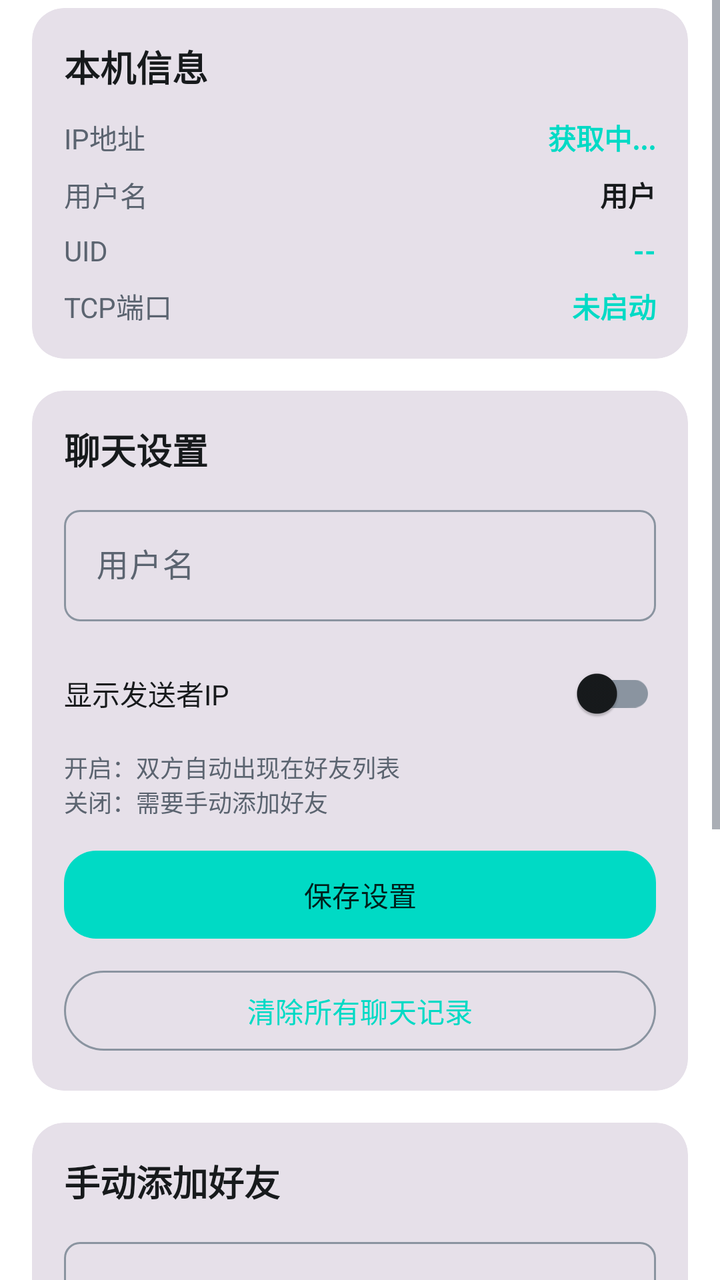
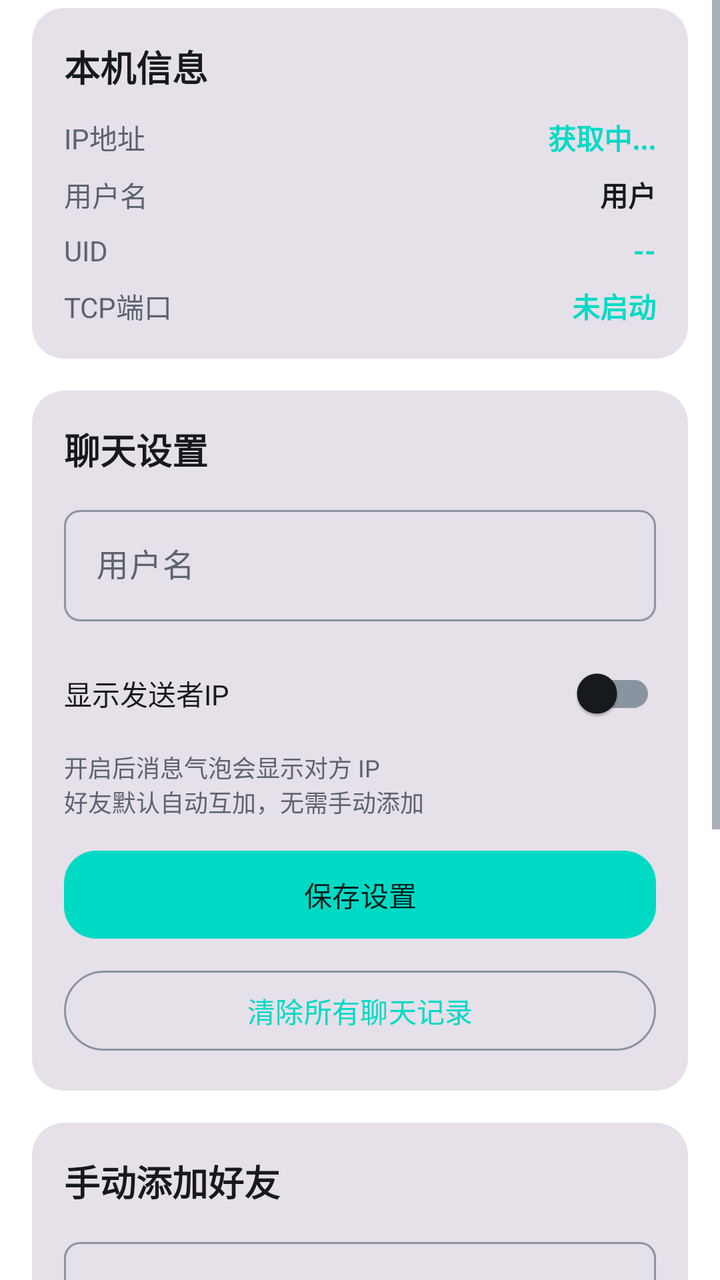

Two renders of the same Android screen: before a commit and after it. Below are the layout's source before the change and the commit's diff.
<!-- AndroidManifest.xml: application theme Theme.NetworkTool -->
<!-- res/layout/fragment_lan_chat_discover.xml -->
<?xml version="1.0" encoding="utf-8"?>
<ScrollView xmlns:android="http://schemas.android.com/apk/res/android"
    xmlns:app="http://schemas.android.com/apk/res-auto"
    android:layout_width="match_parent"
    android:layout_height="match_parent"
    android:background="?attr/colorSurface">

    <LinearLayout
        android:layout_width="match_parent"
        android:layout_height="wrap_content"
        android:orientation="vertical"
        android:paddingStart="@dimen/page_margin"
        android:paddingEnd="@dimen/page_margin"
        android:paddingTop="@dimen/space_1"
        android:paddingBottom="@dimen/space_5">

        
        <com.google.android.material.card.MaterialCardView
            android:id="@+id/localInfoCard"
            android:layout_width="match_parent"
            android:layout_height="wrap_content"
            style="@style/Widget.NetworkTool.Card"
            app:cardElevation="0dp">

            <LinearLayout
                android:layout_width="match_parent"
                android:layout_height="wrap_content"
                android:orientation="vertical"
                android:padding="16dp">

                <TextView
                    android:layout_width="wrap_content"
                    android:layout_height="wrap_content"
                    android:text="本机信息"
                    android:textSize="18sp"
                    android:textStyle="bold"
                    android:textColor="?attr/colorOnSurface" />

                <LinearLayout
                    android:layout_width="match_parent"
                    android:layout_height="wrap_content"
                    android:orientation="horizontal"
                    android:layout_marginTop="12dp"
                    android:gravity="center_vertical">

                    <TextView
                        android:layout_width="0dp"
                        android:layout_height="wrap_content"
                        android:layout_weight="1"
                        android:text="IP地址"
                        android:textSize="14sp"
                        android:textColor="?attr/colorOnSurfaceVariant" />

                    <TextView
                        android:id="@+id/localIpText"
                        android:layout_width="wrap_content"
                        android:layout_height="wrap_content"
                        android:text="获取中..."
                        android:textSize="14sp"
                        android:textStyle="bold"
                        android:textColor="?attr/colorPrimary" />

                </LinearLayout>

                <LinearLayout
                    android:layout_width="match_parent"
                    android:layout_height="wrap_content"
                    android:orientation="horizontal"
                    android:layout_marginTop="8dp"
                    android:gravity="center_vertical">

                    <TextView
                        android:layout_width="0dp"
                        android:layout_height="wrap_content"
                        android:layout_weight="1"
                        android:text="用户名"
                        android:textSize="14sp"
                        android:textColor="?attr/colorOnSurfaceVariant" />

                    <TextView
                        android:id="@+id/localUsernameText"
                        android:layout_width="wrap_content"
                        android:layout_height="wrap_content"
                        android:text="用户"
                        android:textSize="14sp"
                        android:textStyle="bold"
                        android:textColor="?attr/colorOnSurface" />

                </LinearLayout>

                <LinearLayout
                    android:layout_width="match_parent"
                    android:layout_height="wrap_content"
                    android:orientation="horizontal"
                    android:layout_marginTop="8dp"
                    android:gravity="center_vertical">

                    <TextView
                        android:layout_width="0dp"
                        android:layout_height="wrap_content"
                        android:layout_weight="1"
                        android:text="UID"
                        android:textSize="14sp"
                        android:textColor="?attr/colorOnSurfaceVariant" />

                    <TextView
                        android:id="@+id/localUidText"
                        android:layout_width="wrap_content"
                        android:layout_height="wrap_content"
                        android:text="--"
                        android:textSize="14sp"
                        android:textStyle="bold"
                        android:textColor="?attr/colorPrimary" />

                </LinearLayout>

                <LinearLayout
                    android:layout_width="match_parent"
                    android:layout_height="wrap_content"
                    android:orientation="horizontal"
                    android:layout_marginTop="8dp"
                    android:gravity="center_vertical">

                    <TextView
                        android:layout_width="0dp"
                        android:layout_height="wrap_content"
                        android:layout_weight="1"
                        android:text="TCP端口"
                        android:textSize="14sp"
                        android:textColor="?attr/colorOnSurfaceVariant" />

                    <TextView
                        android:id="@+id/localPortText"
                        android:layout_width="wrap_content"
                        android:layout_height="wrap_content"
                        android:text="未启动"
                        android:textSize="14sp"
                        android:textStyle="bold"
                        android:textColor="?attr/colorPrimary" />

                </LinearLayout>

            </LinearLayout>

        </com.google.android.material.card.MaterialCardView>

        
        <com.google.android.material.card.MaterialCardView
            android:id="@+id/settingsCard"
            android:layout_width="match_parent"
            android:layout_height="wrap_content"
            android:layout_marginTop="16dp"
            style="@style/Widget.NetworkTool.Card"
            app:cardElevation="0dp">

            <LinearLayout
                android:layout_width="match_parent"
                android:layout_height="wrap_content"
                android:orientation="vertical"
                android:padding="16dp">

                <TextView
                    android:layout_width="wrap_content"
                    android:layout_height="wrap_content"
                    android:text="聊天设置"
                    android:textSize="18sp"
                    android:textStyle="bold"
                    android:textColor="?attr/colorOnSurface" />

                
                <com.google.android.material.textfield.TextInputLayout
                    android:layout_width="match_parent"
                    android:layout_height="wrap_content"
                    android:layout_marginTop="12dp"
                    android:hint="用户名"
                    app:boxBackgroundMode="outline"
                    app:boxCornerRadiusTopStart="8dp"
                    app:boxCornerRadiusTopEnd="8dp"
                    app:boxCornerRadiusBottomStart="8dp"
                    app:boxCornerRadiusBottomEnd="8dp">

                    <com.google.android.material.textfield.TextInputEditText
                        android:id="@+id/usernameInput"
                        android:layout_width="match_parent"
                        android:layout_height="wrap_content"
                        android:inputType="text"
                        android:maxLines="1" />

                </com.google.android.material.textfield.TextInputLayout>

                
                <LinearLayout
                    android:layout_width="match_parent"
                    android:layout_height="wrap_content"
                    android:orientation="horizontal"
                    android:gravity="center_vertical"
                    android:layout_marginTop="12dp">

                    <TextView
                        android:layout_width="0dp"
                        android:layout_height="wrap_content"
                        android:layout_weight="1"
                        android:text="显示发送者IP"
                        android:textSize="14sp"
                        android:textColor="?attr/colorOnSurface" />

                    <com.google.android.material.switchmaterial.SwitchMaterial
                        android:id="@+id/showSenderIpSwitch"
                        android:layout_width="wrap_content"
                        android:layout_height="wrap_content" />

                </LinearLayout>

                <TextView
                    android:layout_width="wrap_content"
                    android:layout_height="wrap_content"
                    android:text="开启：双方自动出现在好友列表\n关闭：需要手动添加好友"
                    android:textSize="12sp"
                    android:textColor="?attr/colorOnSurfaceVariant"
                    android:layout_marginTop="4dp" />

                
                <com.google.android.material.button.MaterialButton
                    android:id="@+id/saveSettingsButton"
                    android:layout_width="match_parent"
                    android:layout_height="52dp"
                    android:layout_marginTop="@dimen/space_3"
                    android:text="保存设置"
                    style="@style/Widget.NetworkTool.Button"
                    app:cornerRadius="16dp" />

                
                <com.google.android.material.button.MaterialButton
                    android:id="@+id/clearHistoryButton"
                    android:layout_width="match_parent"
                    android:layout_height="wrap_content"
                    android:layout_marginTop="8dp"
                    android:text="清除所有聊天记录"
                    style="@style/Widget.NetworkTool.Button.OutlinedButton" />

            </LinearLayout>

        </com.google.android.material.card.MaterialCardView>

        
        <com.google.android.material.card.MaterialCardView
            android:id="@+id/addFriendCard"
            android:layout_width="match_parent"
            android:layout_height="wrap_content"
            android:layout_marginTop="16dp"
            style="@style/Widget.NetworkTool.Card"
            app:cardElevation="0dp">

            <LinearLayout
                android:layout_width="match_parent"
                android:layout_height="wrap_content"
                android:orientation="vertical"
                android:padding="16dp">

                <TextView
                    android:layout_width="wrap_content"
                    android:layout_height="wrap_content"
                    android:text="手动添加好友"
                    android:textSize="18sp"
                    android:textStyle="bold"
                    android:textColor="?attr/colorOnSurface" />

                <com.google.android.material.textfield.TextInputLayout
                    android:layout_width="match_parent"
                    android:layout_height="wrap_content"
                    android:layout_marginTop="12dp"
                    android:hint="IP/UID (支持 IP:端口 或纯UID)"
                    app:boxBackgroundMode="outline"
                    app:boxCornerRadiusTopStart="8dp"
                    app:boxCornerRadiusTopEnd="8dp"
                    app:boxCornerRadiusBottomStart="8dp"
                    app:boxCornerRadiusBottomEnd="8dp">

                    <com.google.android.material.textfield.TextInputEditText
                        android:id="@+id/addIpInput"
                        android:layout_width="match_parent"
                        android:layout_height="wrap_content"
                        android:inputType="text"
                        android:maxLines="1" />

                </com.google.android.material.textfield.TextInputLayout>

                <com.google.android.material.button.MaterialButton
                    android:id="@+id/addPeerButton"
                    android:layout_width="match_parent"
                    android:layout_height="52dp"
                    android:layout_marginTop="@dimen/space_3"
                    android:text="添加好友"
                    style="@style/Widget.NetworkTool.Button"
                    app:cornerRadius="16dp" />

            </LinearLayout>

        </com.google.android.material.card.MaterialCardView>

        
        <com.google.android.material.card.MaterialCardView
            android:id="@+id/roomManageCard"
            android:layout_width="match_parent"
            android:layout_height="wrap_content"
            android:layout_marginTop="16dp"
            style="@style/Widget.NetworkTool.Card"
            app:cardElevation="0dp">

            <LinearLayout
                android:layout_width="match_parent"
                android:layout_height="wrap_content"
                android:orientation="vertical"
                android:padding="16dp">

                <TextView
                    android:layout_width="wrap_content"
                    android:layout_height="wrap_content"
                    android:text="房间管理"
                    android:textSize="18sp"
                    android:textStyle="bold"
                    android:textColor="?attr/colorOnSurface" />

                <com.google.android.material.textfield.TextInputLayout
                    android:layout_width="match_parent"
                    android:layout_height="wrap_content"
                    android:layout_marginTop="12dp"
                    android:hint="房间号"
                    app:boxBackgroundMode="outline"
                    app:boxCornerRadiusTopStart="8dp"
                    app:boxCornerRadiusTopEnd="8dp"
                    app:boxCornerRadiusBottomStart="8dp"
                    app:boxCornerRadiusBottomEnd="8dp">

                    <com.google.android.material.textfield.TextInputEditText
                        android:id="@+id/roomCodeInput"
                        android:layout_width="match_parent"
                        android:layout_height="wrap_content"
                        android:inputType="number"
                        android:maxLength="5"
                        android:maxLines="1" />

                </com.google.android.material.textfield.TextInputLayout>

                <LinearLayout
                    android:layout_width="match_parent"
                    android:layout_height="wrap_content"
                    android:layout_marginTop="12dp"
                    android:orientation="horizontal">

                    <com.google.android.material.button.MaterialButton
                        android:id="@+id/joinRoomButton"
                        android:layout_width="0dp"
                        android:layout_height="52dp"
                        android:layout_weight="1"
                        android:text="加入房间"
                        android:layout_marginEnd="4dp"
                        style="@style/Widget.NetworkTool.Button"
                    app:cornerRadius="16dp" />

                    <com.google.android.material.button.MaterialButton
                        android:id="@+id/createPublicButton"
                        android:layout_width="0dp"
                        android:layout_height="52dp"
                        android:layout_weight="1"
                        android:text="创建公开房间"
                        android:layout_marginStart="4dp"
                        style="@style/Widget.NetworkTool.Button"
                    app:cornerRadius="16dp" />

                </LinearLayout>

            </LinearLayout>

        </com.google.android.material.card.MaterialCardView>

    </LinearLayout>

</ScrollView>
<!-- resources referenced by this layout -->
<resources>
  <dimen name="page_margin">16dp</dimen>
  <dimen name="space_1">4dp</dimen>
  <dimen name="space_3">12dp</dimen>
  <dimen name="space_5">20dp</dimen>
  <style name="Widget.NetworkTool.Button" parent="Widget.Material3.Button">
          <item name="android:elevation">0dp</item>
          <item name="android:stateListAnimator">@null</item>
      </style>
  <style name="Widget.NetworkTool.Button.OutlinedButton" parent="Widget.Material3.Button.OutlinedButton">
          <item name="android:elevation">0dp</item>
          <item name="android:stateListAnimator">@null</item>
      </style>
  <style name="Widget.NetworkTool.Card" parent="Widget.Material3.CardView.Filled">
          <item name="cardCornerRadius">@dimen/card_corner</item>
          <item name="cardElevation">0dp</item>
          <item name="strokeWidth">0dp</item>
      </style>
  <dimen name="card_corner">16dp</dimen>
  <color name="colorPrimary">#00DAC5</color>
  <color name="colorPrimaryDark">#00B5A1</color>
  <color name="colorAccent">#00DAC5</color>
  <color name="colorOnPrimary">#00201C</color>
  <color name="colorPrimaryContainer">#B8FFF7</color>
  <color name="colorOnPrimaryContainer">#00201C</color>
  <color name="colorBackground">#F6F8FA</color>
  <color name="colorSurface">#FFFFFF</color>
  <color name="colorOnSurface">#171A1C</color>
  <color name="colorOnBackground">#171A1C</color>
  <color name="colorSurfaceContainer">#EEF2F5</color>
  <color name="textSecondary">#5B6470</color>
  <color name="colorOutline">#8A94A0</color>
  <color name="colorOutlineVariant">#D8DEE5</color>
  <color name="textPrimary">#171A1C</color>
  <style name="Widget.NetworkTool.Toolbar" parent="Widget.Material3.Toolbar">
          <item name="android:background">@android:color/transparent</item>
          <item name="android:elevation">0dp</item>
          <item name="titleTextColor">?attr/colorOnSurface</item>
          <item name="titleTextAppearance">@style/TextAppearance.NetworkTool.ToolbarTitle</item>
          <item name="subtitleTextColor">?attr/colorOnSurfaceVariant</item>
          <item name="navigationIconTint">?attr/colorOnSurface</item>
      </style>
  <style name="TextAppearance.NetworkTool.ToolbarTitle" parent="TextAppearance.Material3.TitleLarge">
          <item name="android:textSize">20sp</item>
          <item name="android:textStyle">bold</item>
          <item name="android:textColor">?attr/colorOnSurface</item>
      </style>
  <!-- unchanged entries left out for length: 1 -->
</resources>

<!-- the commit's change to res/layout/fragment_lan_chat_discover.xml (unified diff, before → after) -->
@@ -214,7 +214,7 @@
                 <TextView
                     android:layout_width="wrap_content"
                     android:layout_height="wrap_content"
-                    android:text="开启：双方自动出现在好友列表\n关闭：需要手动添加好友"
+                    android:text="开启后消息气泡会显示对方 IP\n好友默认自动互加，无需手动添加"
                     android:textSize="12sp"
                     android:textColor="?attr/colorOnSurfaceVariant"
                     android:layout_marginTop="4dp" />
